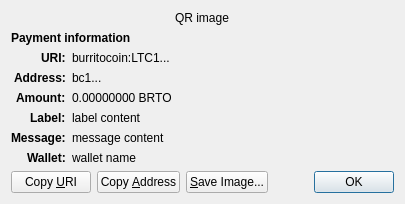
BurritoCoinDev/BurritoCoin, file src/qt/forms/receiverequestdialog.ui: the form before one commit.
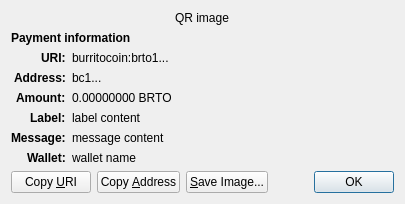
The form after the commit. Custom widgets are drawn as their Qt base class.

The edit to the form file:
```diff
--- a/src/qt/forms/receiverequestdialog.ui
+++ b/src/qt/forms/receiverequestdialog.ui
@@ -65,7 +65,7 @@
    <item row="2" column="1" alignment="Qt::AlignTop">
     <widget class="QLabel" name="uri_content">
      <property name="text">
-      <string notr="true">burritocoin:LTC1...</string>
+      <string notr="true">burritocoin:brto1...</string>
      </property>
      <property name="textFormat">
       <enum>Qt::RichText</enum>
```
